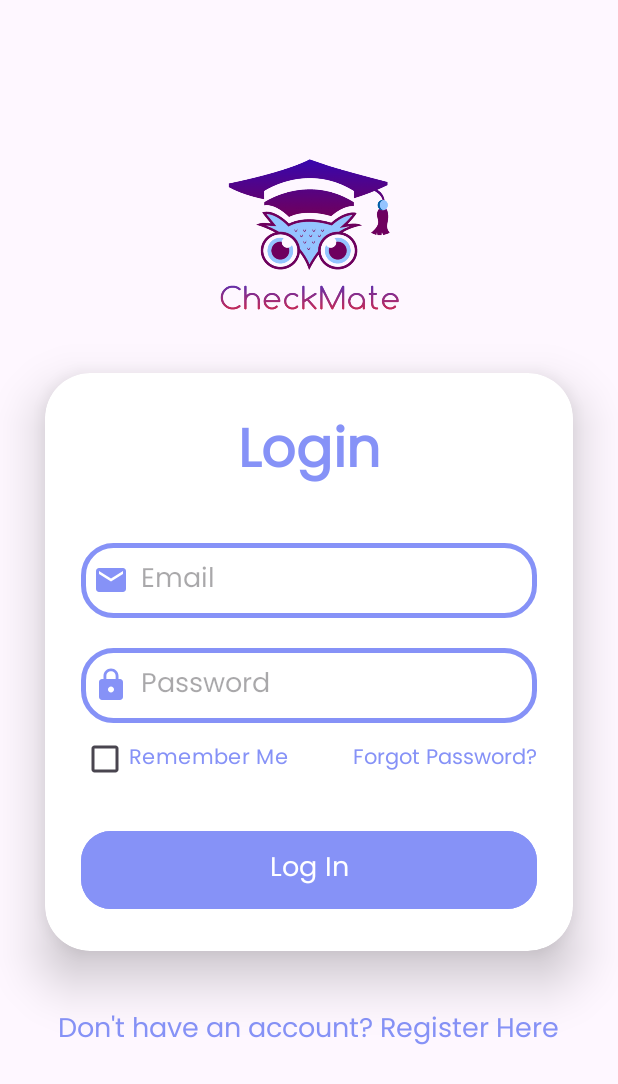
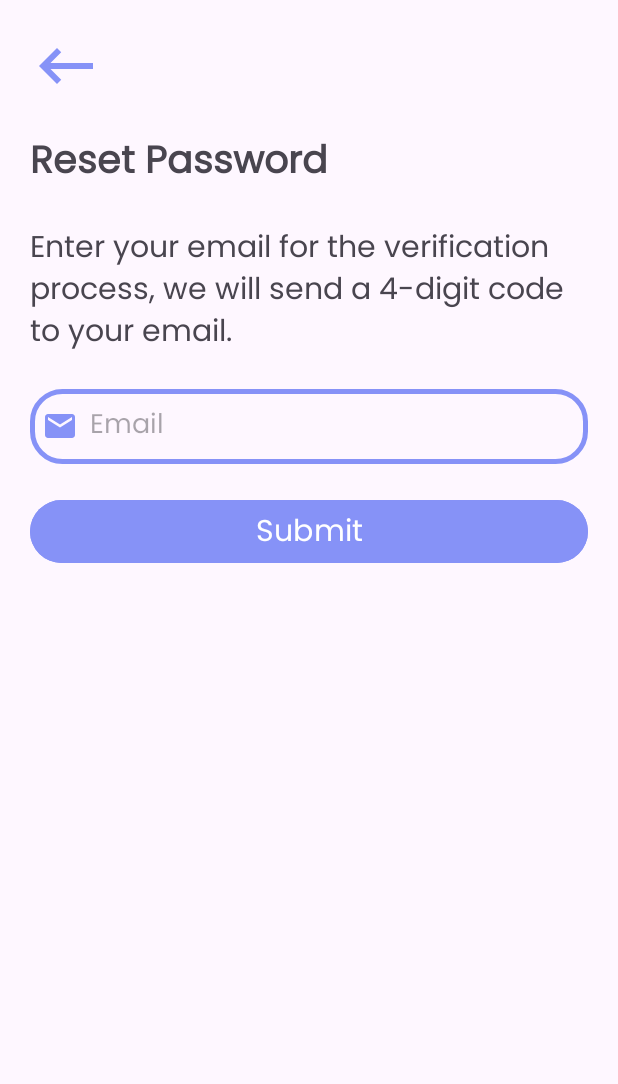
Before and after one commit to ChngWeiKean/Attendance-Management-System, an Android app: the screen it shows after launch (MainActivity before the commit, ForgotPasswordActivity after it), after a tap on "Forgot Password?", on a phone screen of 412 x 824 dp. Shown: the top 1084 px of the screen. Run offline under Robolectric (Android 15) with nearby library versions, the phone set to English and light mode, and no system bars; our stand-ins replace Firebase (no records; nobody signed in at launch, a user with empty details on screens opened directly).

Commit message:
Forgot Password
- Implement verification code
- Send email via Java Mail
- Emails are sent to Mailtrap testing account
- Created Forgot Password page
- Created Verification Code page
- Created Reset Password page

```diff
--- a/app/src/main/java/com/example/attendancemanagementsystem/MainActivity.java
+++ b/app/src/main/java/com/example/attendancemanagementsystem/MainActivity.java
@@ -82,6 +82,10 @@ public class MainActivity extends AppCompatActivity {
         });
     }
 
+    public void openForgotPasswordPage(View view) {
+        startActivity(new Intent(MainActivity.this, ForgotPasswordActivity.class));
+    }
+
     private void authenticateUser(final String userEmail, final String userPassword) {
         // Firebase Realtime Database reference
         DatabaseReference usersRef = FirebaseDatabase.getInstance().getReference("users");
--- /dev/null
+++ b/app/src/main/res/drawable/back_icon.xml
@@ -0,0 +1,5 @@
+<vector android:autoMirrored="true" android:height="24dp"
+    android:tint="#8692F7" android:viewportHeight="24"
+    android:viewportWidth="24" android:width="24dp" xmlns:android="http://schemas.android.com/apk/res/android">
+    <path android:fillColor="@android:color/white" android:pathData="M21,11H6.83l3.58,-3.59L9,6l-6,6 6,6 1.41,-1.41L6.83,13H21z"/>
+</vector>
--- /dev/null
+++ b/app/src/main/res/drawable/confirm_icon.xml
@@ -0,0 +1,5 @@
+<vector android:height="24dp" android:tint="#8692F7"
+    android:viewportHeight="24" android:viewportWidth="24"
+    android:width="24dp" xmlns:android="http://schemas.android.com/apk/res/android">
+    <path android:fillColor="@android:color/white" android:pathData="M19.77,5.03l1.4,1.4L8.43,19.17l-5.6,-5.6 1.4,-1.4 4.2,4.2L19.77,5.03m0,-2.83L8.43,13.54l-4.2,-4.2L0,13.57 8.43,22 24,6.43 19.77,2.2z"/>
+</vector>
--- /dev/null
+++ b/app/src/main/res/drawable/verification_icon.xml
@@ -0,0 +1,5 @@
+<vector android:height="24dp" android:tint="#8692F7"
+    android:viewportHeight="24" android:viewportWidth="24"
+    android:width="24dp" xmlns:android="http://schemas.android.com/apk/res/android">
+    <path android:fillColor="@android:color/white" android:pathData="M12,1L3,5v6c0,5.55 3.84,10.74 9,12 5.16,-1.26 9,-6.45 9,-12L21,5l-9,-4zM10,17l-4,-4 1.41,-1.41L10,14.17l6.59,-6.59L18,9l-8,8z"/>
+</vector>
--- /dev/null
+++ b/app/src/main/res/layout/forgot_password.xml
@@ -0,0 +1,56 @@
+<?xml version="1.0" encoding="utf-8"?>
+<LinearLayout
+    xmlns:android="http://schemas.android.com/apk/res/android"
+    android:layout_width="match_parent"
+    android:layout_height="match_parent"
+    android:orientation="vertical">
+    <ImageView
+        android:id="@+id/back_button"
+        android:layout_width="48dp"
+        android:layout_height="48dp"
+        android:src="@drawable/back_icon"
+        android:layout_marginTop="20dp"
+        android:layout_marginLeft="20dp"
+        android:onClick="redirectBack"/>
+    <TextView
+        android:layout_width="match_parent"
+        android:layout_height="wrap_content"
+        android:layout_margin="20dp"
+        android:textSize="25dp"
+        android:textStyle="bold"
+        android:fontFamily="@font/font_family"
+        android:text="Reset Password"/>
+    <TextView
+        android:layout_width="match_parent"
+        android:layout_height="wrap_content"
+        android:layout_marginHorizontal="20dp"
+        android:textSize="20dp"
+        android:fontFamily="@font/font_family"
+        android:text="Enter your email for the verification process, we will send a 4-digit code to your email."/>
+    <EditText
+        android:id="@+id/email"
+        android:layout_width="match_parent"
+        android:layout_height="50dp"
+        android:layout_marginHorizontal="20dp"
+        android:layout_marginTop="20dp"
+        android:background="@drawable/card_shape"
+        android:drawableLeft="@drawable/email_icon"
+        android:drawablePadding="8dp"
+        android:hint="Email"
+        android:padding="8dp"
+        android:textColor="@color/black"
+        android:textColorHighlight="@color/cardview_dark_background"
+        android:fontFamily="@font/font_family"/>
+    <Button
+        android:id="@+id/submit_button"
+        android:layout_width="match_parent"
+        android:layout_height="50dp"
+        android:layout_marginHorizontal="20dp"
+        android:layout_marginTop="20dp"
+        android:backgroundTint="@color/purple"
+        android:onClick="sendResetPasswordEmail"
+        android:text="Submit"
+        android:textSize="20dp"
+        android:textColor="@color/white"
+        android:fontFamily="@font/font_family"/>
+</LinearLayout>
--- a/app/src/main/res/layout/student_dashboard_course_cards.xml
+++ b/app/src/main/res/layout/student_dashboard_course_cards.xml
@@ -10,7 +10,8 @@
     app:cardCornerRadius="12dp"
     app:cardElevation="8dp"
     android:clickable="true"
-    android:focusable="true">
+    android:focusable="true"
+    android:onClick="">
 
     <RelativeLayout
         android:layout_width="match_parent"
```
Also changed, not shown: app/build.gradle.kts (+10 -0 lines), app/src/main/AndroidManifest.xml (+12 -0 lines), app/src/main/java/com/example/attendancemanagementsystem/EmailService.java (added, +70 -0 lines), app/src/main/java/com/example/attendancemanagementsystem/ForgotPasswordActivity.java (added, +102 -0 lines), app/src/main/java/com/example/attendancemanagementsystem/LecturerDashboardActivity.java (+9 -2 lines), app/src/main/java/com/example/attendancemanagementsystem/ResetPasswordActivity.java (added, +65 -0 lines), app/src/main/java/com/example/attendancemanagementsystem/ResetPasswordVerificationCodeActivity.java (added, +45 -0 lines), app/src/main/res/layout/reset_password.xml (added, +78 -0 lines), app/src/main/res/layout/reset_password_verification.xml (added, +63 -0 lines).
